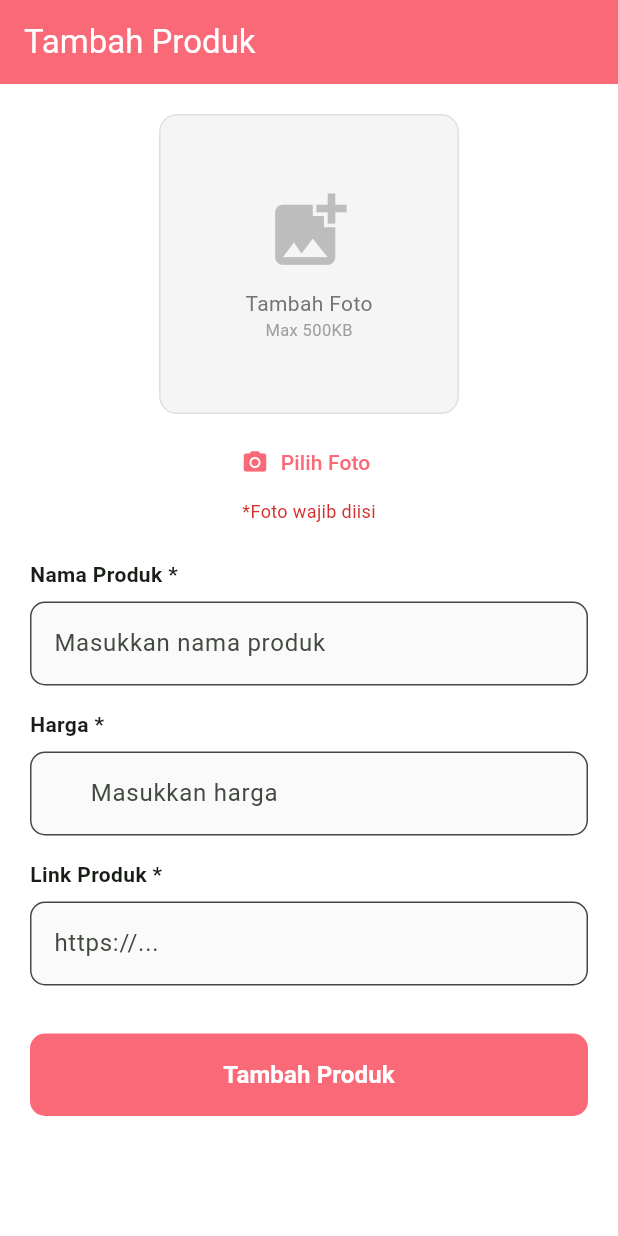
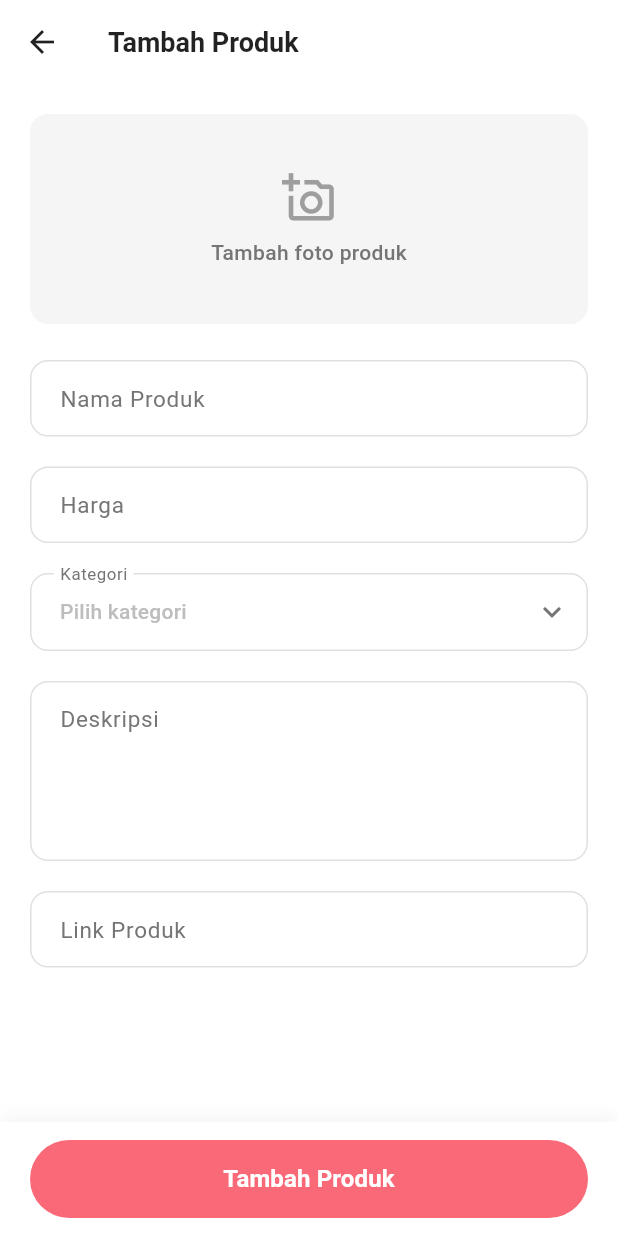
Before and after one commit to app-prenava/prenava-mobile, a Flutter app: the AddEditShopPage screen opened by its route, on a phone screen of 412 x 824 dp. Run offline on Flutter 3.47's test engine with Material 3 defaults, Android fonts, the phone set to English and light mode, and no system bars; our stand-ins replace carousel_slider, dio, flutter_riverpod, flutter_secure_storage, go_router, image_picker and 1 more; accounts and stored records are empty.

Commit message:
feat(shop): redesign add/edit product page with Grab-style UI
- Minimal tappable photo area (no heavy cards)
- Soft outline input fields with floating labels
- Category dropdown with consistent styling
- Sticky CTA button at bottom
- Errors only shown on submit
- Clean vertical flow design
- Image picker via bottom sheet modal

```diff
--- a/lib/features/shop/presentation/pages/add_edit_shop_page.dart
+++ b/lib/features/shop/presentation/pages/add_edit_shop_page.dart
@@ -20,9 +20,19 @@ class _AddEditShopPageState extends ConsumerState<AddEditShopPage> {
   final _productNameController = TextEditingController();
   final _priceController = TextEditingController();
   final _urlController = TextEditingController();
+  final _descriptionController = TextEditingController();
 
   File? _selectedImage;
   bool _isEditing = false;
+  String? _selectedCategorySlug;
+
+  static const List<Map<String, String>> _categories = [
+    {'label': 'Vitamin', 'slug': 'vitamin'},
+    {'label': 'Makanan', 'slug': 'makanan'},
+    {'label': 'Peralatan Bayi', 'slug': 'peralatan_bayi'},
+    {'label': 'Kesehatan', 'slug': 'kesehatan'},
+    {'label': 'Lainnya', 'slug': 'lainnya'},
+  ];
 
   @override
   void initState() {
@@ -33,6 +43,8 @@ class _AddEditShopPageState extends ConsumerState<AddEditShopPage> {
       _productNameController.text = widget.product!.productName;
       _priceController.text = widget.product!.price;
       _urlController.text = widget.product!.url;
+      _descriptionController.text = widget.product!.description ?? '';
+      _selectedCategorySlug = widget.product!.category;
     }
   }
 
@@ -41,10 +53,47 @@ class _AddEditShopPageState extends ConsumerState<AddEditShopPage> {
     _productNameController.dispose();
     _priceController.dispose();
     _urlController.dispose();
+    _descriptionController.dispose();
     super.dispose();
   }
 
-  Future<void> _pickImage(ImageSource source) async {
+  Future<void> _pickImage() async {
+    showModalBottomSheet(
+      context: context,
+      backgroundColor: Colors.white,
+      shape: const RoundedRectangleBorder(
+        borderRadius: BorderRadius.vertical(top: Radius.circular(16)),
+      ),
+      builder: (context) => SafeArea(
+        child: Padding(
+          padding: const EdgeInsets.symmetric(vertical: 8),
+          child: Column(
+            mainAxisSize: MainAxisSize.min,
+            children: [
+              ListTile(
+                leading: const Icon(Icons.camera_alt_outlined),
+                title: const Text('Ambil dari Kamera'),
+                onTap: () {
+                  Navigator.pop(context);
+                  _getImage(ImageSource.camera);
+                },
+              ),
+              ListTile(
+                leading: const Icon(Icons.photo_library_outlined),
+                title: const Text('Pilih dari Galeri'),
+                onTap: () {
+                  Navigator.pop(context);
+                  _getImage(ImageSource.gallery);
+                },
+              ),
+            ],
+          ),
+        ),
+      ),
+    );
+  }
+
+  Future<void> _getImage(ImageSource source) async {
     final picker = ImagePicker();
     final pickedFile = await picker.pickImage(
       source: source,
@@ -57,12 +106,11 @@ class _AddEditShopPageState extends ConsumerState<AddEditShopPage> {
       final file = File(pickedFile.path);
       final fileSize = await file.length();
 
-      // Check file size (max 500KB)
       if (fileSize > 500 * 1024) {
         if (mounted) {
           ScaffoldMessenger.of(context).showSnackBar(
             const SnackBar(
-              content: Text('Ukuran foto maksimal 500KB'),
+              content: Text('Ukuran foto terlalu besar, maksimal 500KB'),
               backgroundColor: Colors.red,
             ),
           );
@@ -76,34 +124,6 @@ class _AddEditShopPageState extends ConsumerState<AddEditShopPage> {
     }
   }
 
-  void _showImageSourceDialog() {
-    showModalBottomSheet(
-      context: context,
-      builder: (context) => SafeArea(
-        child: Wrap(
-          children: [
-            ListTile(
-              leading: const Icon(Icons.photo_camera),
-              title: const Text('Kamera'),
-              onTap: () {
-                Navigator.pop(context);
-                _pickImage(ImageSource.camera);
-              },
-            ),
-            ListTile(
-              leading: const Icon(Icons.photo_library),
-              title: const Text('Galeri'),
-              onTap: () {
-                Navigator.pop(context);
-                _pickImage(ImageSource.gallery);
-              },
-            ),
-          ],
-        ),
-      ),
-    );
-  }
-
   Future<void> _handleSubmit() async {
     if (!_formKey.currentState!.validate()) return;
 
@@ -111,7 +131,7 @@ class _AddEditShopPageState extends ConsumerState<AddEditShopPage> {
     if (!_isEditing && _selectedImage == null) {
       ScaffoldMessenger.of(context).showSnackBar(
         const SnackBar(
-          content: Text('Foto produk wajib diisi'),
+          content: Text('Tambahkan foto produk terlebih dahulu'),
           backgroundColor: Colors.red,
         ),
       );
@@ -122,6 +142,8 @@ class _AddEditShopPageState extends ConsumerState<AddEditShopPage> {
       'product_name': _productNameController.text.trim(),
       'price': _priceController.text.trim().replaceAll('.', ''),
       'url': _urlController.text.trim(),
+      'description': _descriptionController.text.trim(),
+      if (_selectedCategorySlug != null) 'category': _selectedCategorySlug,
     };
 
     bool success;
@@ -145,7 +167,7 @@ class _AddEditShopPageState extends ConsumerState<AddEditShopPage> {
         ScaffoldMessenger.of(context).showSnackBar(
           SnackBar(
             content: Text(shopState.successMessage ?? 'Berhasil'),
-            backgroundColor: Colors.green,
+            backgroundColor: const Color(0xFFFA6978),
           ),
         );
         context.pop(true);
@@ -167,195 +189,139 @@ class _AddEditShopPageState extends ConsumerState<AddEditShopPage> {
     return Scaffold(
       backgroundColor: Colors.white,
       appBar: AppBar(
-        title: Text(_isEditing ? 'Edit Produk' : 'Tambah Produk'),
-        backgroundColor: const Color(0xFFFA6978),
-        foregroundColor: Colors.white,
+        backgroundColor: Colors.white,
         elevation: 0,
+        scrolledUnderElevation: 0,
+        leading: IconButton(
+          onPressed: () => context.pop(),
+          icon: const Icon(Icons.arrow_back, color: Colors.black87),
         ),
-      body: SingleChildScrollView(
-        padding: const EdgeInsets.all(20),
-        child: Form(
-          key: _formKey,
-          child: Column(
-            crossAxisAlignment: CrossAxisAlignment.start,
-            children: [
-              // Photo Upload
-              Center(
-                child: GestureDetector(
-                  onTap: _showImageSourceDialog,
-                  child: Container(
-                    width: 200,
-                    height: 200,
-                    decoration: BoxDecoration(
-                      color: Colors.grey[100],
-                      borderRadius: BorderRadius.circular(12),
-                      border: Border.all(color: Colors.grey[300]!),
-                    ),
-                    child: _selectedImage != null
-                        ? ClipRRect(
-                            borderRadius: BorderRadius.circular(12),
-                            child: Image.file(
-                              _selectedImage!,
-                              fit: BoxFit.cover,
-                            ),
-                          )
-                        : _isEditing && widget.product!.photo != null
-                            ? ClipRRect(
-                                borderRadius: BorderRadius.circular(12),
-                                child: Image.network(
-                                  widget.product!.photo!,
-                                  fit: BoxFit.cover,
-                                  errorBuilder: (context, error, stackTrace) {
-                                    return _buildPlaceholder();
-                                  },
-                                ),
-                              )
-                            : _buildPlaceholder(),
+        title: Text(
+          _isEditing ? 'Edit Produk' : 'Tambah Produk',
+          style: const TextStyle(
+            color: Colors.black87,
+            fontSize: 18,
+            fontWeight: FontWeight.w600,
           ),
         ),
+        centerTitle: false,
       ),
-              const SizedBox(height: 8),
-              Center(
-                child: TextButton.icon(
-                  onPressed: _showImageSourceDialog,
-                  icon: const Icon(Icons.camera_alt),
-                  label: Text(_selectedImage == null ? 'Pilih Foto' : 'Ganti Foto'),
-                  style: TextButton.styleFrom(
-                    foregroundColor: const Color(0xFFFA6978),
-                  ),
-                ),
-              ),
-              if (_selectedImage == null && !_isEditing)
-                Center(
-                  child: Text(
-                    '*Foto wajib diisi',
-                    style: TextStyle(
-                      fontSize: 12,
-                      color: Colors.red[700],
-                    ),
-                  ),
-                ),
+      body: Form(
+        key: _formKey,
+        child: ListView(
+          padding: const EdgeInsets.all(20),
+          children: [
+            // Photo Area - Grab style (minimal, tappable)
+            _buildPhotoArea(),
+
             const SizedBox(height: 24),
 
             // Product Name
-              const Text(
-                'Nama Produk *',
-                style: TextStyle(
-                  fontSize: 14,
-                  fontWeight: FontWeight.w600,
-                ),
-              ),
-              const SizedBox(height: 8),
-              TextFormField(
+            _buildTextField(
               controller: _productNameController,
-                decoration: InputDecoration(
-                  hintText: 'Masukkan nama produk',
-                  border: OutlineInputBorder(
-                    borderRadius: BorderRadius.circular(10),
-                  ),
-                  filled: true,
-                  fillColor: Colors.grey[50],
-                ),
+              label: 'Nama Produk',
+              hint: 'Masukkan nama produk',
               validator: (value) {
                 if (value == null || value.trim().isEmpty) {
                   return 'Nama produk wajib diisi';
                 }
-                  if (value.length > 255) {
-                    return 'Nama produk maksimal 255 karakter';
+                return null;
+              },
+            ),
+
+            const SizedBox(height: 20),
+
+            // Price
+            _buildTextField(
+              controller: _priceController,
+              label: 'Harga',
+              hint: 'Contoh: 50000',
+              keyboardType: TextInputType.number,
+              prefixText: 'Rp ',
+              validator: (value) {
+                if (value == null || value.trim().isEmpty) {
+                  return 'Harga wajib diisi';
                 }
                 return null;
               },
             ),
-              const SizedBox(height: 16),
 
-              // Price
-              const Text(
-                'Harga *',
-                style: TextStyle(
-                  fontSize: 14,
-                  fontWeight: FontWeight.w600,
+            const SizedBox(height: 20),
+
+            // Category Dropdown
+            _buildCategoryDropdown(),
+
+            const SizedBox(height: 20),
+
+            // Description
+            _buildTextField(
+              controller: _descriptionController,
+              label: 'Deskripsi',
+              hint: 'Ceritakan produk secara singkat',
+              maxLines: 4,
+              alignLabelWithHint: true,
             ),
-              ),
-              const SizedBox(height: 8),
-              TextFormField(
-                controller: _priceController,
-                keyboardType: TextInputType.number,
-                decoration: InputDecoration(
-                  hintText: 'Masukkan harga',
-                  prefixText: 'Rp ',
-                  border: OutlineInputBorder(
-                    borderRadius: BorderRadius.circular(10),
-                  ),
-                  filled: true,
-                  fillColor: Colors.grey[50],
-                ),
+
+            const SizedBox(height: 20),
+
+            // URL
+            _buildTextField(
+              controller: _urlController,
+              label: 'Link Produk',
+              hint: 'https://tokopedia.com/...',
+              keyboardType: TextInputType.url,
               validator: (value) {
                 if (value == null || value.trim().isEmpty) {
-                    return 'Harga wajib diisi';
+                  return 'Link produk wajib diisi';
                 }
-                  if (value.length > 50) {
-                    return 'Harga maksimal 50 karakter';
+                if (!value.startsWith('http://') &&
+                    !value.startsWith('https://')) {
+                  return 'Link harus diawali http:// atau https://';
                 }
                 return null;
               },
             ),
-              const SizedBox(height: 16),
 
-              // URL
-              const Text(
-                'Link Produk *',
-                style: TextStyle(
-                  fontSize: 14,
-                  fontWeight: FontWeight.w600,
+            const SizedBox(height: 100), // Space for bottom button
+          ],
         ),
       ),
-              const SizedBox(height: 8),
-              TextFormField(
-                controller: _urlController,
-                keyboardType: TextInputType.url,
-                decoration: InputDecoration(
-                  hintText: 'https://...',
-                  border: OutlineInputBorder(
-                    borderRadius: BorderRadius.circular(10),
+      // Sticky CTA - Grab style
+      bottomNavigationBar: Container(
+        padding: EdgeInsets.only(
+          left: 20,
+          right: 20,
+          top: 12,
+          bottom: MediaQuery.of(context).padding.bottom + 12,
         ),
-                  filled: true,
-                  fillColor: Colors.grey[50],
+        decoration: BoxDecoration(
+          color: Colors.white,
+          boxShadow: [
+            BoxShadow(
+              color: Colors.black.withOpacity(0.05),
+              blurRadius: 10,
+              offset: const Offset(0, -2),
             ),
-                validator: (value) {
-                  if (value == null || value.trim().isEmpty) {
-                    return 'Link produk wajib diisi';
-                  }
-                  if (!value.startsWith('http://') && !value.startsWith('https://')) {
-                    return 'Link harus diawali dengan http:// atau https://';
-                  }
-                  if (value.length > 2048) {
-                    return 'Link maksimal 2048 karakter';
-                  }
-                  return null;
-                },
+          ],
         ),
-              const SizedBox(height: 32),
-
-              // Submit Button
-              SizedBox(
-                width: double.infinity,
         child: ElevatedButton(
           onPressed: shopState.isLoading ? null : _handleSubmit,
           style: ElevatedButton.styleFrom(
             backgroundColor: const Color(0xFFFA6978),
+            disabledBackgroundColor: Colors.grey[300],
             foregroundColor: Colors.white,
-                    padding: const EdgeInsets.symmetric(vertical: 16),
+            minimumSize: const Size.fromHeight(52),
+            elevation: 0,
             shape: RoundedRectangleBorder(
-                      borderRadius: BorderRadius.circular(10),
+              borderRadius: BorderRadius.circular(26),
             ),
-                    elevation: 0,
           ),
           child: shopState.isLoading
               ? const SizedBox(
-                          height: 20,
-                          width: 20,
+                  height: 22,
+                  width: 22,
                   child: CircularProgressIndicator(
-                            strokeWidth: 2,
+                    strokeWidth: 2.5,
                     color: Colors.white,
                   ),
                 )
@@ -368,38 +334,208 @@ class _AddEditShopPageState extends ConsumerState<AddEditShopPage> {
                 ),
         ),
       ),
+    );
+  }
+
+  Widget _buildPhotoArea() {
+    final hasImage = _selectedImage != null ||
+        (_isEditing && widget.product!.photo != null);
+
+    return GestureDetector(
+      onTap: _pickImage,
+      child: Container(
+        height: 140,
+        width: double.infinity,
+        decoration: BoxDecoration(
+          color: Colors.grey[100],
+          borderRadius: BorderRadius.circular(12),
+        ),
+        child: hasImage
+            ? Stack(
+                children: [
+                  ClipRRect(
+                    borderRadius: BorderRadius.circular(12),
+                    child: _selectedImage != null
+                        ? Image.file(
+                            _selectedImage!,
+                            height: 140,
+                            width: double.infinity,
+                            fit: BoxFit.cover,
+                          )
+                        : Image.network(
+                            widget.product!.photo!,
+                            height: 140,
+                            width: double.infinity,
+                            fit: BoxFit.cover,
+                            errorBuilder: (_, __, ___) => _buildPhotoPlaceholder(),
+                          ),
+                  ),
+                  // Edit overlay
+                  Positioned(
+                    bottom: 8,
+                    right: 8,
+                    child: Container(
+                      padding: const EdgeInsets.symmetric(
+                        horizontal: 12,
+                        vertical: 6,
+                      ),
+                      decoration: BoxDecoration(
+                        color: Colors.black54,
+                        borderRadius: BorderRadius.circular(20),
+                      ),
+                      child: const Row(
+                        mainAxisSize: MainAxisSize.min,
+                        children: [
+                          Icon(
+                            Icons.edit,
+                            color: Colors.white,
+                            size: 14,
+                          ),
+                          SizedBox(width: 4),
+                          Text(
+                            'Ubah',
+                            style: TextStyle(
+                              color: Colors.white,
+                              fontSize: 12,
+                              fontWeight: FontWeight.w500,
+                            ),
+                          ),
                         ],
                       ),
+                    ),
+                  ),
+                ],
+              )
+            : _buildPhotoPlaceholder(),
+      ),
+    );
+  }
+
+  Widget _buildPhotoPlaceholder() {
+    return Column(
+      mainAxisAlignment: MainAxisAlignment.center,
+      children: [
+        Icon(
+          Icons.add_a_photo_outlined,
+          size: 36,
+          color: Colors.grey[500],
+        ),
+        const SizedBox(height: 8),
+        Text(
+          'Tambah foto produk',
+          style: TextStyle(
+            fontSize: 14,
+            color: Colors.grey[600],
+            fontWeight: FontWeight.w500,
+          ),
+        ),
+      ],
+    );
+  }
+
+  Widget _buildTextField({
+    required TextEditingController controller,
+    required String label,
+    required String hint,
+    String? prefixText,
+    int maxLines = 1,
+    bool alignLabelWithHint = false,
+    TextInputType? keyboardType,
+    String? Function(String?)? validator,
+  }) {
+    return TextFormField(
+      controller: controller,
+      maxLines: maxLines,
+      keyboardType: keyboardType,
+      validator: validator,
+      style: const TextStyle(fontSize: 15),
+      decoration: InputDecoration(
+        labelText: label,
+        hintText: hint,
+        prefixText: prefixText,
+        alignLabelWithHint: alignLabelWithHint,
+        floatingLabelBehavior: FloatingLabelBehavior.auto,
+        labelStyle: TextStyle(
+          color: Colors.grey[600],
+          fontSize: 15,
+        ),
+        hintStyle: TextStyle(
+          color: Colors.grey[400],
+          fontSize: 14,
+        ),
+        contentPadding: const EdgeInsets.symmetric(
+          horizontal: 16,
+          vertical: 14,
+        ),
+        border: OutlineInputBorder(
+          borderRadius: BorderRadius.circular(12),
+          borderSide: BorderSide(color: Colors.grey[300]!),
+        ),
+        enabledBorder: OutlineInputBorder(
+          borderRadius: BorderRadius.circular(12),
+          borderSide: BorderSide(color: Colors.grey[300]!),
+        ),
+        focusedBorder: OutlineInputBorder(
+          borderRadius: BorderRadius.circular(12),
+          borderSide: const BorderSide(color: Color(0xFFFA6978), width: 1.5),
+        ),
+        errorBorder: OutlineInputBorder(
+          borderRadius: BorderRadius.circular(12),
+          borderSide: const BorderSide(color: Colors.red),
+        ),
+        focusedErrorBorder: OutlineInputBorder(
+          borderRadius: BorderRadius.circular(12),
+          borderSide: const BorderSide(color: Colors.red, width: 1.5),
         ),
       ),
     );
   }
 
-  Widget _buildPlaceholder() {
-    return Column(
-      mainAxisAlignment: MainAxisAlignment.center,
-      children: [
-        Icon(
-          Icons.add_photo_alternate,
-          size: 60,
-          color: Colors.grey[400],
+  Widget _buildCategoryDropdown() {
+    return DropdownButtonFormField<String>(
+      value: _selectedCategorySlug,
+      decoration: InputDecoration(
+        labelText: 'Kategori',
+        labelStyle: TextStyle(
+          color: Colors.grey[600],
+          fontSize: 15,
         ),
-        const SizedBox(height: 8),
-        Text(
-          'Tambah Foto',
-          style: TextStyle(
-            fontSize: 14,
-            color: Colors.grey[600],
+        contentPadding: const EdgeInsets.symmetric(
+          horizontal: 16,
+          vertical: 14,
+        ),
+        border: OutlineInputBorder(
+          borderRadius: BorderRadius.circular(12),
+          borderSide: BorderSide(color: Colors.grey[300]!),
+        ),
+        enabledBorder: OutlineInputBorder(
+          borderRadius: BorderRadius.circular(12),
+          borderSide: BorderSide(color: Colors.grey[300]!),
+        ),
+        focusedBorder: OutlineInputBorder(
+          borderRadius: BorderRadius.circular(12),
+          borderSide: const BorderSide(color: Color(0xFFFA6978), width: 1.5),
         ),
       ),
-        Text(
-          'Max 500KB',
+      hint: Text(
+        'Pilih kategori',
         style: TextStyle(
-            fontSize: 11,
-            color: Colors.grey[500],
+          color: Colors.grey[400],
+          fontSize: 14,
         ),
       ),
-      ],
+      icon: Icon(Icons.keyboard_arrow_down, color: Colors.grey[600]),
+      items: _categories
+          .map((c) => DropdownMenuItem(
+                value: c['slug']!,
+                child: Text(c['label']!),
+              ))
+          .toList(),
+      onChanged: (value) {
+        setState(() {
+          _selectedCategorySlug = value;
+        });
+      },
     );
   }
 }
```
Lines whose indentation alone changed are shown as unchanged.
